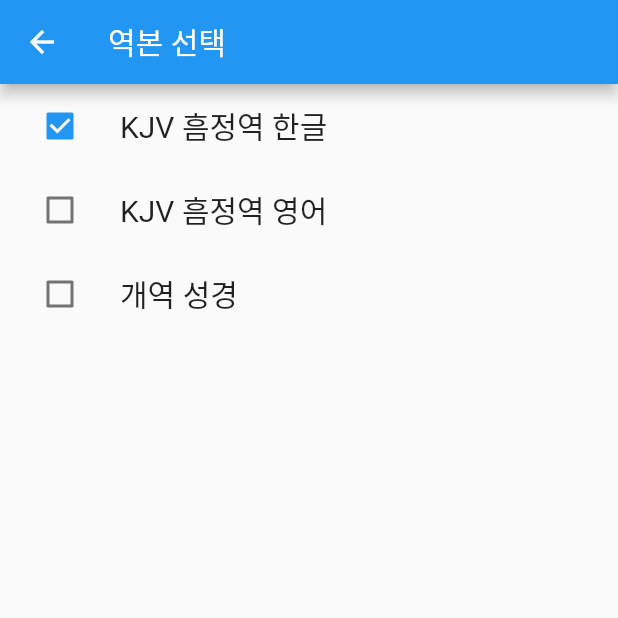
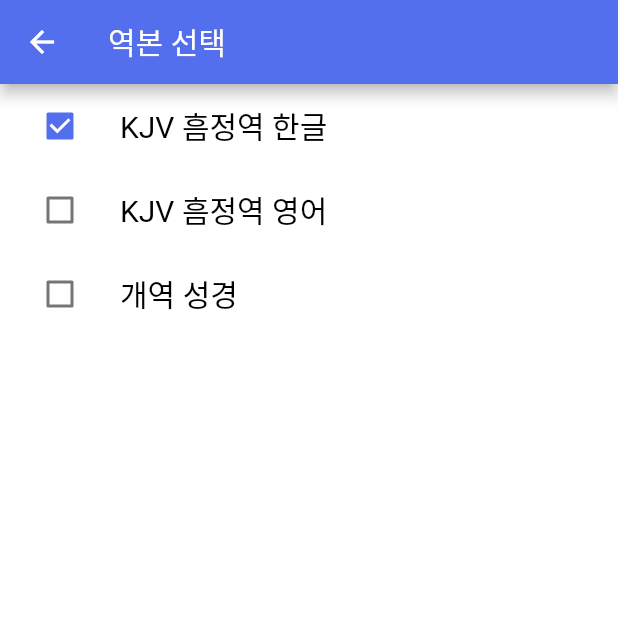
Before and after one commit to yenny-heo/Keep-bible, a Flutter app: the screen it shows after launch, tab 2 chosen, in the side drawer, after a tap on "역본 선택", on a phone screen of 412 x 824 dp, the top half of it. Run offline on Flutter 3.47's test engine with Material 2 defaults, Android fonts, the phone set to English and light mode, and no system bars; our stand-ins replace fluttertoast.

Commit message:
feat: 테마 색상 변경

```diff
--- a/lib/main.dart
+++ b/lib/main.dart
@@ -3,6 +3,7 @@
 import 'package:keep_bible_app/navigation/bottom_bar.dart';
 import 'package:keep_bible_app/navigation/drawer.dart';
 import 'package:keep_bible_app/state/app_state_notifier.dart';
+import 'package:keep_bible_app/theme/app_theme.dart';
 import 'package:provider/provider.dart';
 import 'local_storage/bookmarks.dart';
 import 'local_storage/day_night_mode.dart';
@@ -32,7 +33,8 @@
     return Consumer<AppStateNotifier>(builder: (context, appState, child) {
       return MaterialApp(
           title: 'Keep Bible',
-          theme: appState.isDarkMode ? ThemeData.dark() : ThemeData.light(),
+          debugShowCheckedModeBanner: false,
+          theme: appState.isDarkMode ? AppTheme.darkMode : AppTheme.lightMode,
           home: DefaultTabController(
             length: 2,
             child: Scaffold(
--- a/lib/navigation/bottom_bar.dart
+++ b/lib/navigation/bottom_bar.dart
@@ -1,4 +1,5 @@
 import 'package:flutter/material.dart';
+import 'package:keep_bible_app/theme/app_theme.dart';
 
 class Bottom extends StatelessWidget {
   @override
@@ -7,8 +8,8 @@
       child: Container(
         height: 50,
         child: TabBar(
-          indicatorColor: Colors.blue,
-          labelColor: Colors.blue,
+          indicatorColor: AppTheme.lightMode.primaryColor,
+          labelColor: AppTheme.lightMode.primaryColor,
           unselectedLabelColor: Colors.grey,
           tabs: <Widget>[
             Tab(
--- a/lib/navigation/drawer.dart
+++ b/lib/navigation/drawer.dart
@@ -4,6 +4,7 @@
 import 'package:keep_bible_app/page/bookmark_page.dart';
 import 'package:keep_bible_app/page/search_page.dart';
 import 'package:keep_bible_app/state/app_state_notifier.dart';
+import 'package:keep_bible_app/theme/app_theme.dart';
 import 'package:provider/provider.dart';
 
 
@@ -23,10 +24,10 @@
       padding: const EdgeInsets.all(0.0),
       children: <Widget>[
         Container(
-            height: 85,
+            height: 100,
             child: DrawerHeader(
               decoration:
-                  BoxDecoration(color: isDark ? Colors.black38 : Colors.blue),
+                  BoxDecoration(color: isDark ? AppTheme.darkMode.primaryColor : AppTheme.lightMode.primaryColor),
               child: Text(
                 'Menu',
                 style: TextStyle(fontSize: 20, color: Colors.white),
@@ -35,7 +36,7 @@
         Row(
           mainAxisAlignment: MainAxisAlignment.spaceBetween,
           children: <Widget>[
-            MenuText('모드'),
+            MenuText('모드', isDark),
             Container(
                 padding: EdgeInsets.fromLTRB(0, 0, 10, 0),
                 child: ToggleButtons(
@@ -53,25 +54,31 @@
                     });
                   },
                   isSelected: isLightOrDark,
+                  color: isDark? AppTheme.darkMode.accentColor:AppTheme.lightMode.accentColor,
+                  selectedBorderColor: Colors.black26,
+                  disabledBorderColor: Colors.black26,
+                  borderColor: Colors.black26,
+                  selectedColor: AppTheme.lightMode.primaryColor,
+
                 ))
           ],
         ),
         InkWell(
-          child: MenuText('역본 선택'),
+          child: MenuText('역본 선택', isDark),
           onTap: () => {
             Navigator.push(context,
                 MaterialPageRoute(builder: (context) => BibleSelection()))
           }
         ),
         InkWell(
-          child: MenuText('책갈피 목록'),
+          child: MenuText('책갈피 목록', isDark),
           onTap: () => {
             Navigator.push(context,
                 MaterialPageRoute(builder: (context) => BookmarkList()))
           },
         ),
         InkWell(
-          child: MenuText('검색'),
+          child: MenuText('검색', isDark),
           onTap: () => {
             Navigator.push(context,
                 MaterialPageRoute(builder: (context) => SearchPage()))
@@ -82,9 +89,12 @@
   }
 }
 
-Container MenuText(String text) {
+Container MenuText(String text, bool isDark) {
   return Container(
     padding: EdgeInsets.fromLTRB(20, 20, 20, 20),
-    child: Text(text, style: TextStyle(fontSize: 20)),
+    child: Text(text, style: TextStyle(
+        fontSize: 20,
+      color: isDark? AppTheme.darkMode.accentColor : AppTheme.lightMode.accentColor
+    )),
   );
 }
--- a/lib/page/bible_selection_page.dart
+++ b/lib/page/bible_selection_page.dart
@@ -1,6 +1,9 @@
 import 'package:flutter/material.dart';
 import 'package:keep_bible_app/local_storage/selected_bibles.dart';
+import 'package:keep_bible_app/state/app_state_notifier.dart';
+import 'package:keep_bible_app/theme/app_theme.dart';
 import 'package:keep_bible_app/toast/toast.dart';
+import 'package:provider/provider.dart';
 
 
 class BibleSelection extends StatefulWidget{
@@ -10,15 +13,17 @@
 class _BibleSelectionState extends State<BibleSelection>{
   @override
   Widget build(BuildContext context) {
+    bool isDark =
+    Provider.of<AppStateNotifier>(context, listen: false).getModeState();
     return Scaffold(
       appBar: AppBar(title: Text('역본 선택')),
       body: Column(
         children: <Widget>[
           ListTile(
-            title: _title('KJV 흠정역 한글'),
+            title: _title('KJV 흠정역 한글', isDark),
             leading: Checkbox(
               value: selectedBible[0],
-              activeColor: Colors.blue,
+              activeColor: AppTheme.lightMode.primaryColor,
               onChanged: (val){
                 setState((){
                   //List sb = Provider.of<AppStateNotifier>(context, listen: false).getSelectedBible();
@@ -35,10 +40,10 @@
             )
           ),
           ListTile(
-              title: _title('KJV 흠정역 영어'),
+              title: _title('KJV 흠정역 영어', isDark),
               leading: Checkbox(
                 value: selectedBible[1],
-                activeColor: Colors.blue,
+                activeColor: AppTheme.lightMode.primaryColor,
                 onChanged: (val){
                   setState((){
                     //List sb = Provider.of<AppStateNotifier>(context, listen: false).getSelectedBible();
@@ -55,10 +60,10 @@
               )
           ),
           ListTile(
-              title: _title('개역 성경'),
+              title: _title('개역 성경', isDark),
               leading: Checkbox(
                 value: selectedBible[2],
-                activeColor: Colors.blue,
+                activeColor: AppTheme.lightMode.primaryColor,
                 onChanged: (val){
                   setState((){
                     //List sb = Provider.of<AppStateNotifier>(context, listen: false).getSelectedBible();
@@ -82,9 +87,9 @@
 }
 
 
-Text _title(String title) {
+Text _title(String title, bool isDark) {
   return Text(
     title,
-    style: TextStyle(fontSize: 20),
+    style: TextStyle(fontSize: 20, color: isDark? AppTheme.darkMode.accentColor:AppTheme.lightMode.accentColor),
   );
 }
--- a/lib/page/new_bible_page.dart
+++ b/lib/page/new_bible_page.dart
@@ -1,5 +1,8 @@
 import 'package:flutter/material.dart';
 import 'package:keep_bible_app/data/title.dart';
+import 'package:keep_bible_app/state/app_state_notifier.dart';
+import 'package:keep_bible_app/theme/app_theme.dart';
+import 'package:provider/provider.dart';
 import 'verse_page.dart';
 
 class NewBible extends StatelessWidget {
@@ -16,6 +19,8 @@
 
   @override
   Widget build(BuildContext context) {
+    bool isDark =
+    Provider.of<AppStateNotifier>(context, listen: false).getModeState();
     return Scaffold(
       body: ListView.builder(
           itemCount: bibles.length,
@@ -26,7 +31,12 @@
                         bottom: BorderSide(color: Colors.grey, width: 1))),
                 child: ListTile(
                   title: Center(
-                      child: Text(bibles[i], style: TextStyle(fontSize: 25))),
+                      child: Text(bibles[i],
+                          style: TextStyle(
+                              fontSize: 25,
+                              color: isDark
+                                  ? AppTheme.darkMode.accentColor
+                                  : AppTheme.lightMode.accentColor))),
                   onTap: () {
                     Navigator.push(
                         context,
--- a/lib/page/old_bible_page.dart
+++ b/lib/page/old_bible_page.dart
@@ -1,5 +1,8 @@
 import 'package:flutter/material.dart';
 import 'package:keep_bible_app/data/title.dart';
+import 'package:keep_bible_app/state/app_state_notifier.dart';
+import 'package:keep_bible_app/theme/app_theme.dart';
+import 'package:provider/provider.dart';
 import 'verse_page.dart';
 
 class OldBible extends StatelessWidget {
@@ -16,6 +19,8 @@
 
   @override
   Widget build(BuildContext context) {
+    bool isDark =
+    Provider.of<AppStateNotifier>(context, listen: false).getModeState();
     return Scaffold(
       body: ListView.builder(
           itemCount: bibles.length,
@@ -26,7 +31,12 @@
                         bottom: BorderSide(color: Colors.grey, width: 1))),
                 child: ListTile(
                   title: Center(
-                      child: Text(bibles[i], style: TextStyle(fontSize: 25))),
+                      child: Text(bibles[i],
+                          style: TextStyle(
+                              fontSize: 25,
+                              color: isDark
+                                  ? AppTheme.darkMode.accentColor
+                                  : AppTheme.lightMode.accentColor))),
                   onTap: () {
                     Navigator.push(
                         context,
--- a/lib/theme/app_theme.dart
+++ b/lib/theme/app_theme.dart
@@ -10,17 +10,25 @@
   AppTheme._();
 
   static final ThemeData lightMode = ThemeData(
-    scaffoldBackgroundColor: Colors.blue,
-    accentColor: Colors.white,
-    primaryColor: Colors.black,
+    scaffoldBackgroundColor: Colors.white,
+    accentColor: Colors.black,
+    primaryColor: Color(0xff546fee),
+    canvasColor: Colors.white,
+    dialogBackgroundColor: Colors.white,
+    focusColor: Color(0xff546fee)
 
 
   );
 
   static final ThemeData darkMode = ThemeData(
-    scaffoldBackgroundColor: Color(0xff8f8f8f),
-    accentColor: Colors.black,
-    primaryColor: Colors.white,
+    scaffoldBackgroundColor: Color(0xff3b3b3b),
+    accentColor: Colors.white,
+    primaryColor: Color(0xff303030),
+    canvasColor: Color(0xff3b3b3b),//drawer background
+    dialogBackgroundColor: Color(0xff303030),
+    focusColor: Color(0xff919191),
+
+
 
   );
 }
```
Also changed, not shown: lib/page/bookmark_page.dart (+9 -1 lines), lib/page/search_page.dart (+30 -5 lines), lib/page/verse_page.dart (+16 -16 lines), 50 other files.
